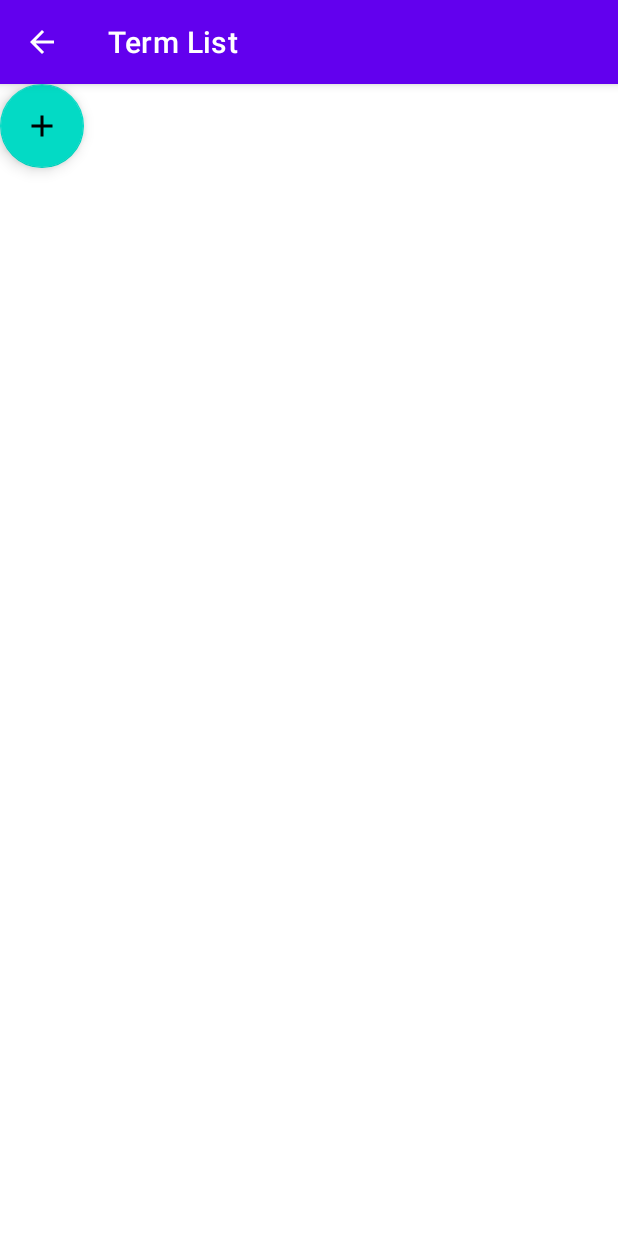
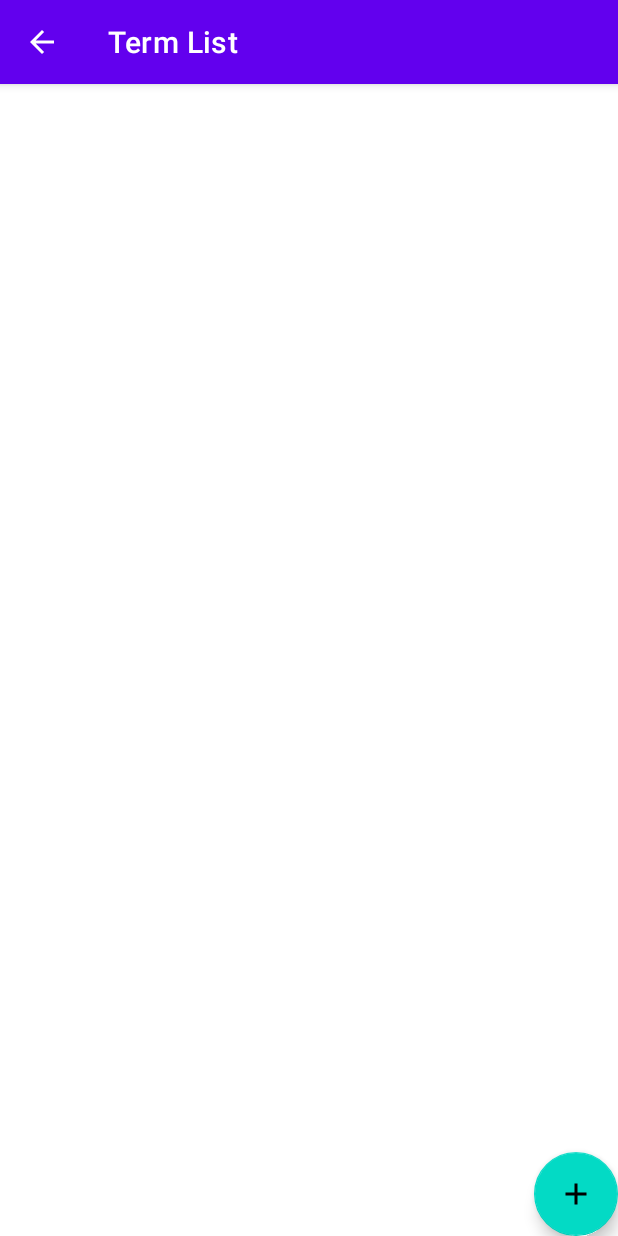
Before and after one commit to aaivey22/academic_manager, an Android app: the TermList screen opened directly, with no data from a screen before it, on a phone screen of 412 x 824 dp. Run offline under Robolectric (Android 15) with nearby library versions, the phone set to English and light mode, and no system bars.

Commit message:
Added term details activity to ui package. The floating action btn on the term list page now displays text on the term details page when clicked.

```diff
--- a/app/src/main/java/angelaivey/example/academic_schedule_and_progress_tracker/UI/TermList.java
+++ b/app/src/main/java/angelaivey/example/academic_schedule_and_progress_tracker/UI/TermList.java
@@ -2,7 +2,12 @@ package angelaivey.example.academic_schedule_and_progress_tracker.UI;
 
 import androidx.appcompat.app.AppCompatActivity;
 
+import android.content.Intent;
 import android.os.Bundle;
+import android.view.View;
+import android.widget.Button;
+
+import com.google.android.material.floatingactionbutton.FloatingActionButton;
 
 import angelaivey.example.academic_schedule_and_progress_tracker.R;
 
@@ -12,5 +17,13 @@ public class TermList extends AppCompatActivity {
     protected void onCreate(Bundle savedInstanceState) {
         super.onCreate(savedInstanceState);
         setContentView(R.layout.activity_term_list);
+        FloatingActionButton fab = findViewById(R.id.floatingActionButton);
+        fab.setOnClickListener(new View.OnClickListener() {
+            @Override
+            public void onClick(View view) {
+                Intent intent = new Intent(TermList.this, TermDetails.class);
+                startActivity(intent);
+            }
+        });
     }
 }
--- a/app/src/main/res/layout/activity_term_list.xml
+++ b/app/src/main/res/layout/activity_term_list.xml
@@ -11,7 +11,7 @@
         android:layout_width="wrap_content"
         android:layout_height="wrap_content"
         android:clickable="true"
-        app:srcCompat="@drawable/ic_baseline_add_24"
-        tools:layout_editor_absoluteX="287dp"
-        tools:layout_editor_absoluteY="577dp" />
+        app:layout_constraintBottom_toBottomOf="parent"
+        app:layout_constraintEnd_toEndOf="parent"
+        app:srcCompat="@drawable/ic_baseline_add_24" />
 </androidx.constraintlayout.widget.ConstraintLayout>
```
Also changed, not shown: app/src/main/AndroidManifest.xml (+11 -2 lines), app/src/main/java/angelaivey/example/academic_schedule_and_progress_tracker/UI/TermDetails.java (added, +16 -0 lines), app/src/main/res/layout/activity_term_details.xml (added, +36 -0 lines).
